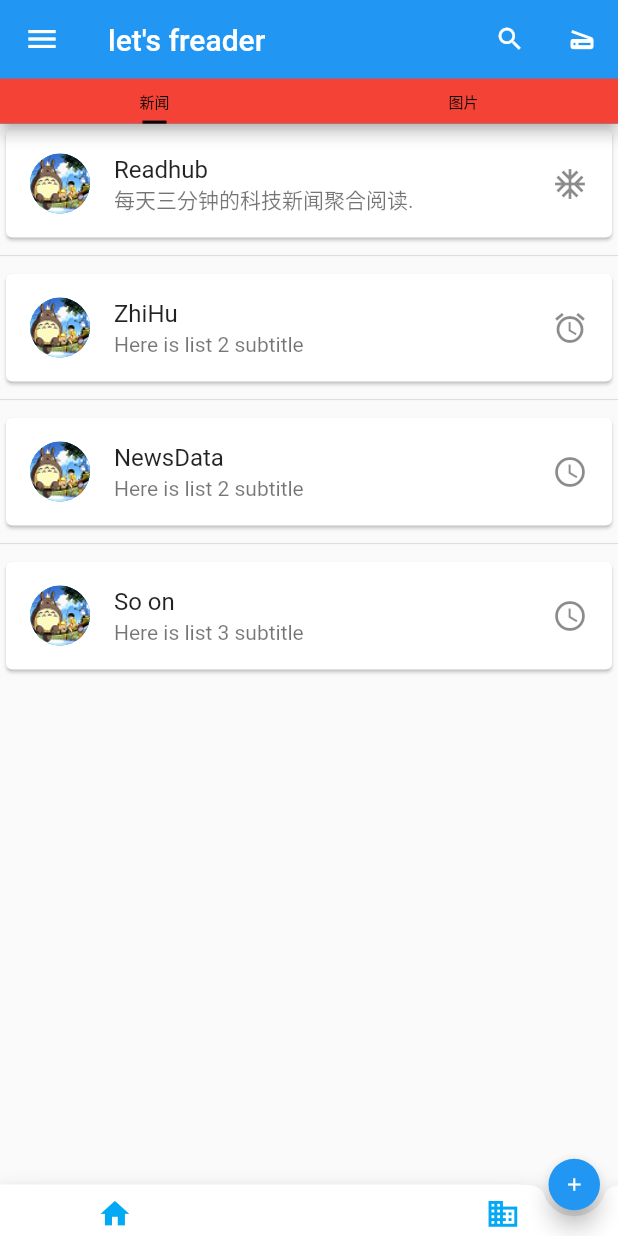
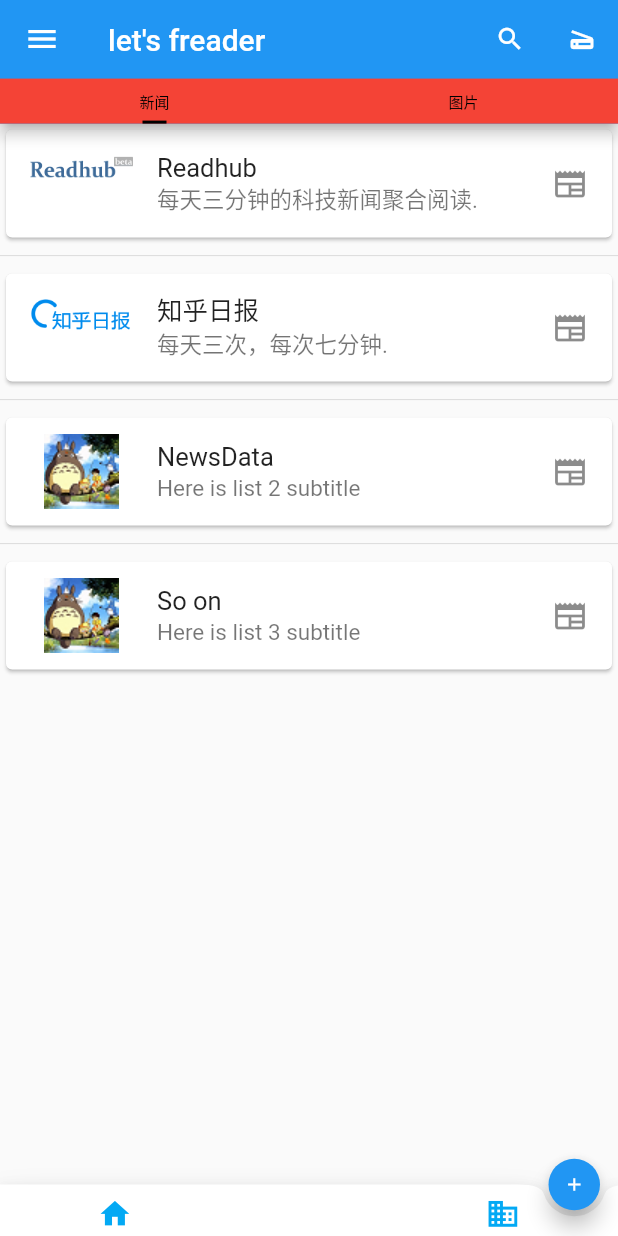
Before and after one commit to Sanotsu/freader, a Flutter app: the screen it shows after launch, on a phone screen of 412 x 824 dp. Run offline on Flutter 3.47's test engine with Material 2 defaults, Android fonts, the phone set to English and light mode, and no system bars; our stand-ins replace cached_network_image, date_format, device_info_plus, dio, flutter_screenutil, fluttertoast and 5 more; missing offline and left inert: image_downloader; Roboto replaces fonts that are missing (BarlowBold).

Commit message:
feat:添加知乎日报可选择日期,已有的網站添加对应logo显示.

```diff
--- a/lib/layout/app.dart
+++ b/lib/layout/app.dart
@@ -2,6 +2,8 @@ import 'package:flutter/material.dart';
 import 'package:freader/layout/home_page.dart';
 
 import 'package:flutter_screenutil/flutter_screenutil.dart';
+
+import 'package:flutter_localizations/flutter_localizations.dart';
 
 class FreaderApp extends StatelessWidget {
   const FreaderApp({Key? key}) : super(key: key);
@@ -16,6 +18,16 @@ class FreaderApp extends StatelessWidget {
       builder: (_) {
         return MaterialApp(
           title: 'freader',
+          localizationsDelegates: const [
+            GlobalMaterialLocalizations.delegate,
+            GlobalWidgetsLocalizations.delegate,
+            GlobalCupertinoLocalizations.delegate,
+          ],
+          supportedLocales: const [
+            Locale('zh', 'CH'),
+            Locale('en', 'US'),
+          ],
+          locale: const Locale('zh'),
           theme: ThemeData(
             // This is the theme of your application.
             //
--- a/lib/layout/news_page.dart
+++ b/lib/layout/news_page.dart
@@ -1,4 +1,5 @@
 import 'package:flutter/material.dart';
+import 'package:flutter_screenutil/flutter_screenutil.dart';
 import 'package:freader/views/news_page_demo.dart';
 import 'package:freader/views/readhub_page.dart';
 import 'package:freader/views/zhihu_page.dart';
@@ -15,20 +16,27 @@ class NewsPage extends StatefulWidget {
 
 class _NewsPageState extends State<NewsPage> {
   // 新闻站点
-  final titles = ["Readhub", "ZhiHu", "NewsData", "So on"];
+  final titles = ["Readhub", "知乎日报", "NewsData", "So on"];
   // 站点简述
   final subtitles = [
     "每天三分钟的科技新闻聚合阅读.",
-    "Here is list 2 subtitle",
+    "每天三次，每次七分钟.",
     "Here is list 2 subtitle",
     "Here is list 3 subtitle"
   ];
+
+  final siteLogos = [
+    "images/site_logos/readhub_logo.png",
+    "images/site_logos/zhihu_daily_logo.png",
+    "images/avatar.png",
+    "images/avatar.png"
+  ];
   // 站点图标
   final icons = [
-    Icons.ac_unit,
-    Icons.access_alarm,
-    Icons.access_time,
-    Icons.access_time
+    Icons.newspaper,
+    Icons.newspaper,
+    Icons.newspaper,
+    Icons.newspaper,
   ];
 
   @override
@@ -43,8 +51,9 @@ class _NewsPageState extends State<NewsPage> {
               child: ListTile(
                 title: Text(titles[index]),
                 subtitle: Text(subtitles[index]),
-                leading: const CircleAvatar(
-                  backgroundImage: AssetImage("images/avatar.png"),
+                leading: SizedBox(
+                  width: 60.0.sp,
+                  child: Image.asset(siteLogos[index]),
                 ),
                 trailing: Icon(icons[index]),
               ),
--- a/pubspec.yaml
+++ b/pubspec.yaml
@@ -30,6 +30,8 @@ environment:
 dependencies:
   flutter:
     sdk: flutter
+  flutter_localizations: # 国际化
+    sdk: flutter
 
   # The following adds the Cupertino Icons font to your application.
   # Use with the CupertinoIcons class for iOS style icons.
@@ -55,7 +57,7 @@ dependencies:
   search_page: ^2.0.0+1
   image_downloader: ^0.31.0
   permission_handler: ^9.2.0
-  image_gallery_saver: '^1.7.1'
+  image_gallery_saver: "^1.7.1"
   fluttertoast: ^8.0.9
   date_format: ^2.0.6
   flutter_datetime_picker: ^1.5.1
@@ -87,6 +89,7 @@ flutter:
   assets:
     - images/
     - images/image_page_demo/
+    - images/site_logos/
     - assets/
     - assets//jsons/
     # - assets/jsons/pexels_api_images.json
```
Also changed, not shown: lib/layout/image_page.dart (+13 -8 lines), lib/views/pexels_image_page.dart (+7 -4 lines), lib/views/zhihu_category/zhihu_daily_news.dart (+82 -12 lines), images/site_logos/pexels_logo.png (added), images/site_logos/readhub_logo.png (added), images/site_logos/zhihu_daily_logo.png (added), pubspec.lock.
